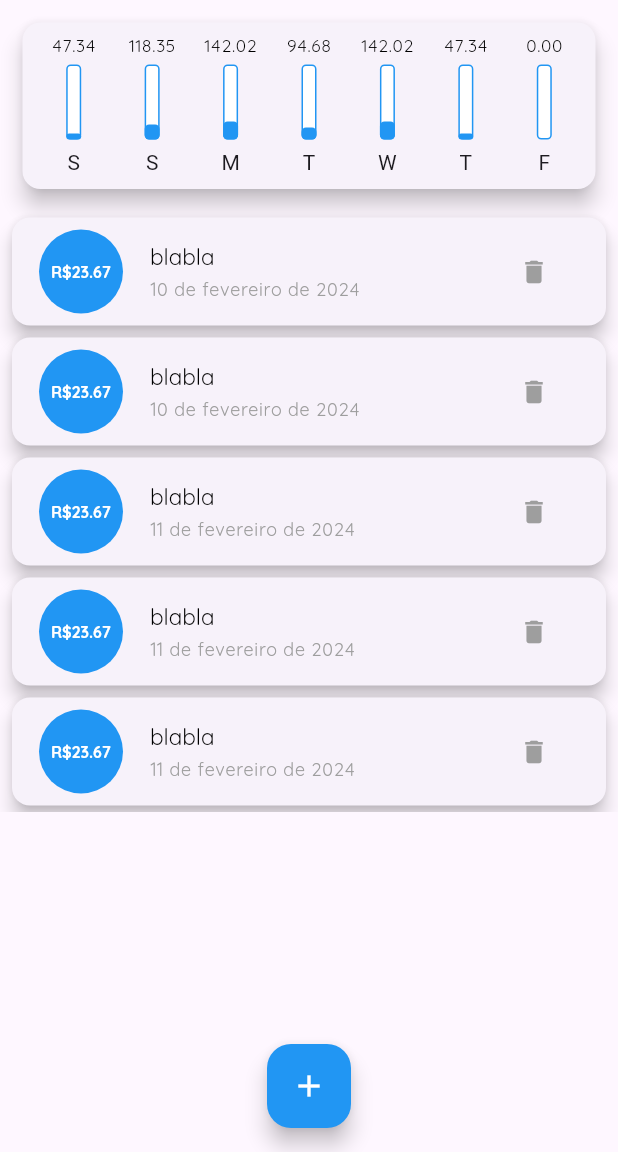
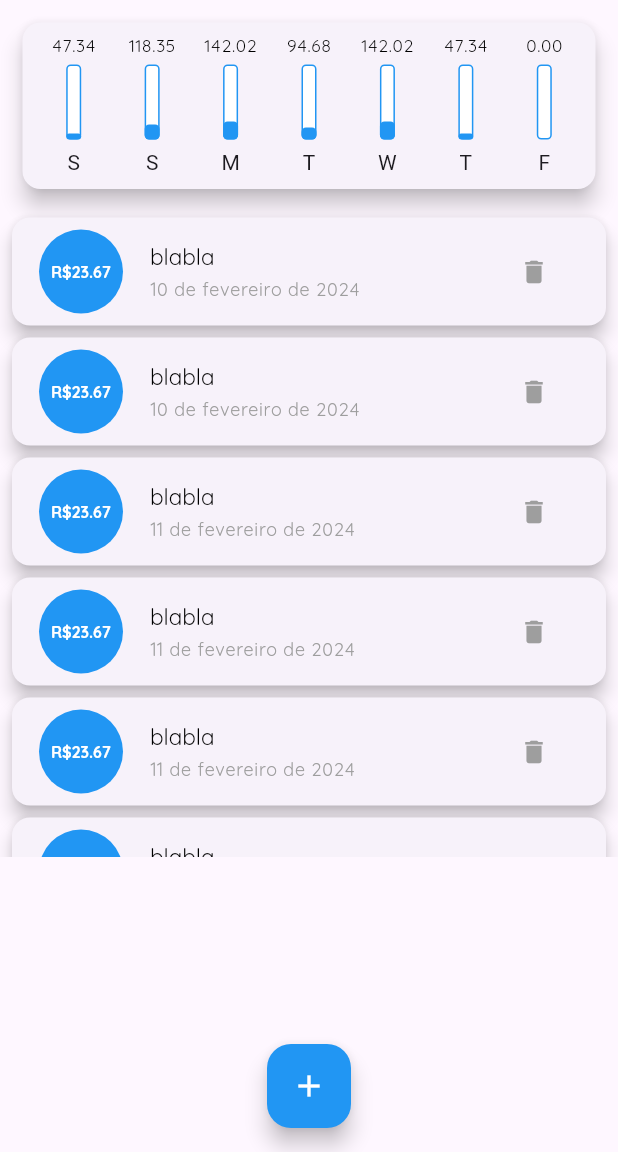
Before and after one commit to lucopdev/cointrack, a Flutter app: the screen it shows after launch, on a phone screen of 412 x 824 dp, the part 84-1236 px from its top. Run offline on Flutter 3.47's test engine with Material 3 defaults, Android fonts, the phone set to English and light mode, and no system bars.

Commit message:
ajustando responsividade

```diff
--- a/lib/components/transaction_list.dart
+++ b/lib/components/transaction_list.dart
@@ -15,7 +15,7 @@ class TransactionList extends StatelessWidget {
   @override
   Widget build(BuildContext context) {
     return SizedBox(
-      height: 400,
+      height: 430,
       child: transactions.isEmpty
           ? Container(
               margin: const EdgeInsets.only(top: 10),
```
